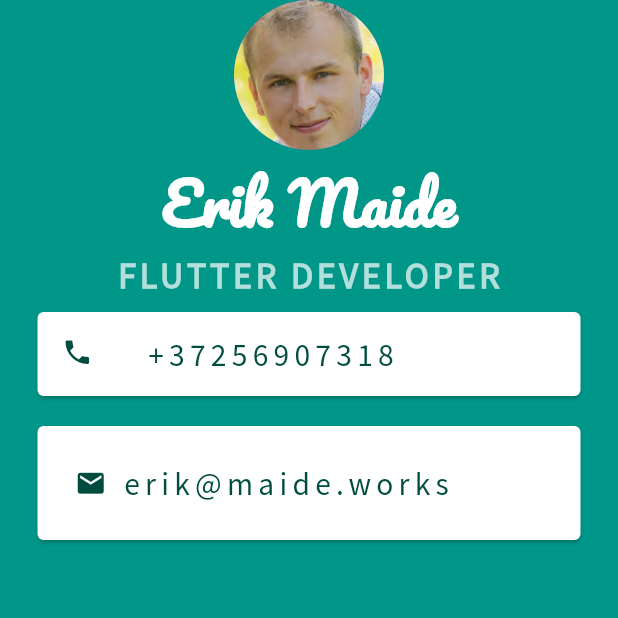
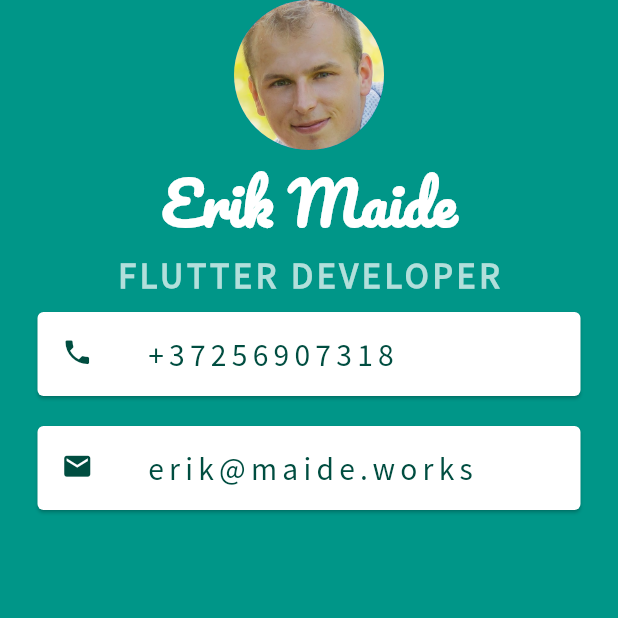
Before and after one commit to erikmaide/businessCard, a Flutter app: the screen it shows after launch, on a phone screen of 412 x 824 dp, the top half of it. Run offline on Flutter 3.47's test engine with Material 2 defaults, Android fonts, the phone set to English and light mode, and no system bars.

Commit message:
refactorying: replace all remaining rows with ListTile

```diff
--- a/lib/main.dart
+++ b/lib/main.dart
@@ -53,32 +53,22 @@ class MyApp extends StatelessWidget {
                           fontFamily: 'SourceSansPro'),
                     ))),
             Card(
-              color: Colors.white,
-              margin: EdgeInsets.symmetric(vertical: 10.0, horizontal: 25.0),
-              child: Padding(
-                padding: EdgeInsets.all(25.0),
-                child: Row(
-                  children: <Widget>[
-                    Icon(
+                color: Colors.white,
+                margin: EdgeInsets.symmetric(vertical: 10.0, horizontal: 25.0),
+                child: ListTile(
+                    leading: Icon(
                       Icons.email,
                       color: Colors.teal[900],
                       size: 21.0,
                     ),
-                    SizedBox(
-                      width: 10.0,
-                    ),
-                    Text(
+                    title: Text(
                       'erik@maide.works',
                       style: TextStyle(
                           fontSize: 21.0,
                           letterSpacing: 3.5,
                           color: Colors.teal[900],
                           fontFamily: 'SourceSansPro'),
-                    ),
-                  ],
-                ),
-              ),
-            )
+                    )))
           ],
         )),
       ),
```
